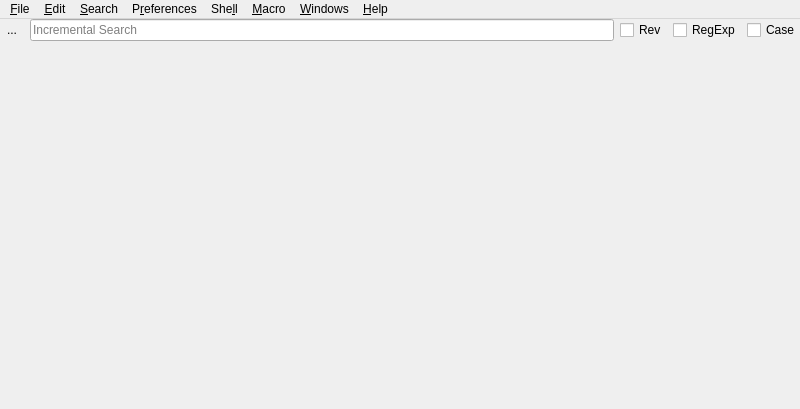
First picture: the form in source/ui/MainWindow.ui, repository eteran/nedit-ng, before the edit.
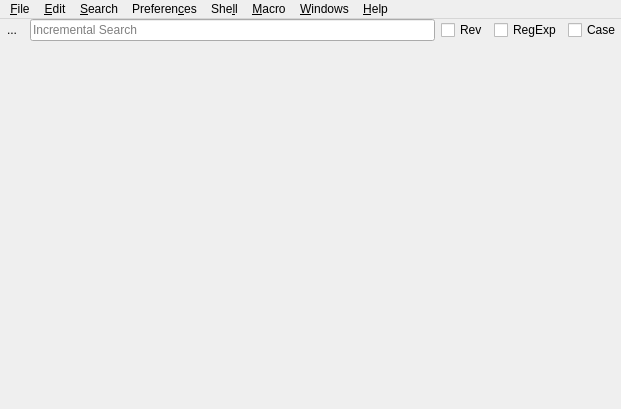
Second picture: the form after the edit. Icons and pictures are not drawn. Custom widgets are drawn as their Qt base class.

Diff of the .ui file:
```diff
--- a/source/ui/MainWindow.ui
+++ b/source/ui/MainWindow.ui
@@ -6,7 +6,7 @@
    <rect>
     <x>0</x>
     <y>0</y>
-    <width>800</width>
+    <width>621</width>
     <height>409</height>
    </rect>
   </property>
@@ -66,10 +66,13 @@
         </widget>
        </item>
        <item>
-        <widget class="LineEdit" name="editIFind">
+        <widget class="QLineEdit" name="editIFind">
          <property name="placeholderText">
           <string>Incremental Search</string>
          </property>
+         <property name="clearButtonEnabled">
+          <bool>true</bool>
+         </property>
         </widget>
        </item>
        <item>
@@ -128,7 +131,7 @@
     <rect>
      <x>0</x>
      <y>0</y>
-     <width>800</width>
+     <width>621</width>
      <height>30</height>
     </rect>
    </property>
@@ -218,7 +221,7 @@
      <bool>true</bool>
     </property>
     <property name="title">
-     <string>P&amp;references</string>
+     <string>Preferen&amp;ces</string>
     </property>
     <widget class="QMenu" name="menu_Show_Matching">
      <property name="title">
@@ -1742,11 +1745,6 @@
   </action>
  </widget>
  <customwidgets>
-  <customwidget>
-   <class>LineEdit</class>
-   <extends>QLineEdit</extends>
-   <header>LineEdit.h</header>
-  </customwidget>
   <customwidget>
    <class>TabWidget</class>
    <extends>QTabWidget</extends>
```
